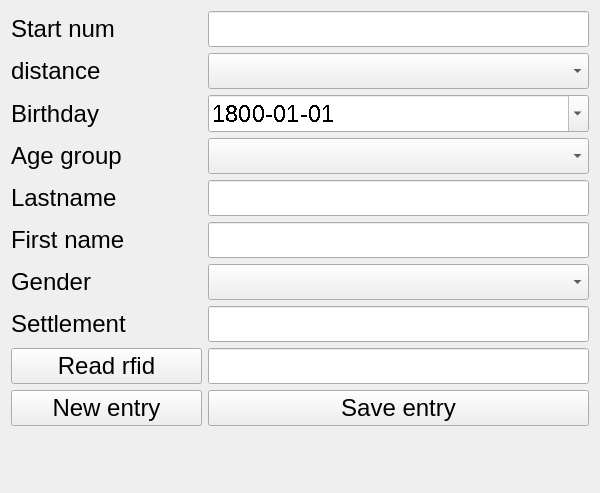
stivehu/um3, file src/views/localentry/localentry.ui: the form before one commit.
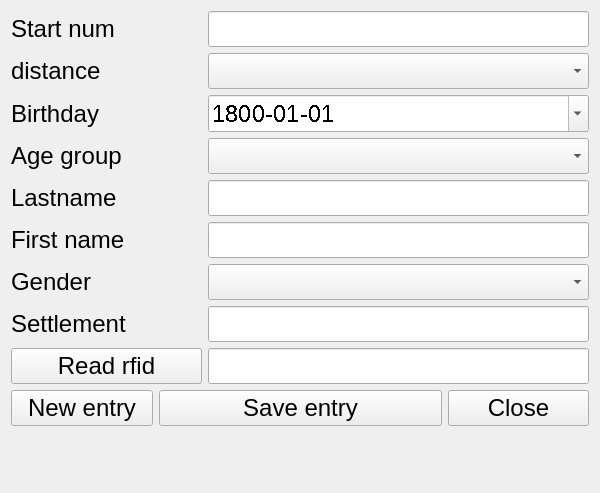
The form after the commit.

Patch:
```diff
--- a/src/views/localentry/localentry.ui
+++ b/src/views/localentry/localentry.ui
@@ -473,7 +473,7 @@
         </layout>
        </item>
        <item>
-        <layout class="QHBoxLayout" name="horizontalLayout_10" stretch="1,2">
+        <layout class="QHBoxLayout" name="horizontalLayout_10" stretch="1,2,1">
          <item>
           <widget class="QPushButton" name="newPushButton">
            <property name="sizePolicy">
@@ -513,6 +513,24 @@
            </property>
           </widget>
          </item>
+         <item>
+          <widget class="QPushButton" name="closePushButton">
+           <property name="sizePolicy">
+            <sizepolicy hsizetype="Expanding" vsizetype="Expanding">
+             <horstretch>0</horstretch>
+             <verstretch>0</verstretch>
+            </sizepolicy>
+           </property>
+           <property name="font">
+            <font>
+             <pointsize>18</pointsize>
+            </font>
+           </property>
+           <property name="text">
+            <string>Close</string>
+           </property>
+          </widget>
+         </item>
         </layout>
        </item>
       </layout>
```
